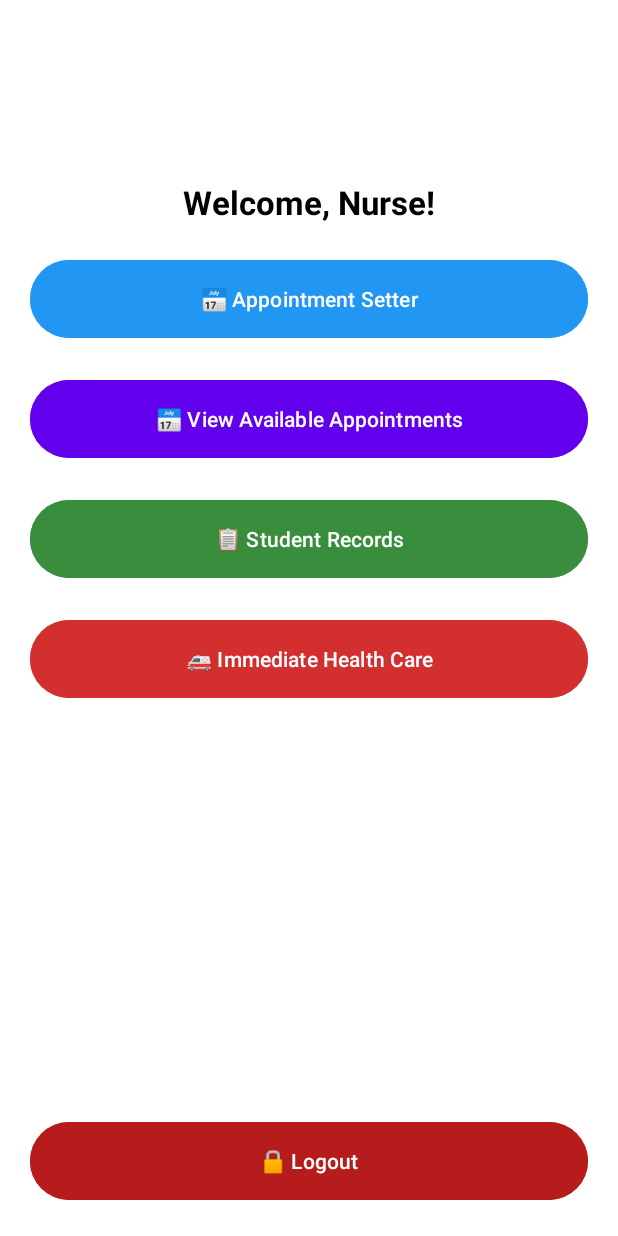
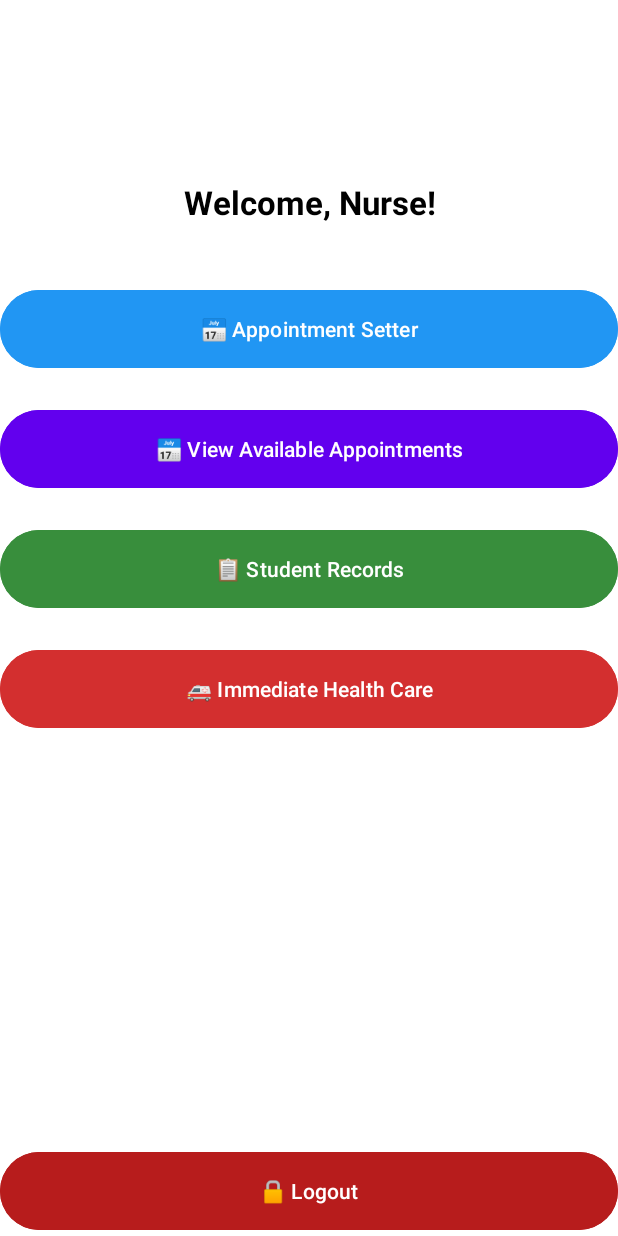
Before and after one commit to Zosa-jkl/SchoolClinicApp, an Android app: the NurseHomeActivity screen opened directly, with no data from a screen before it, on a phone screen of 412 x 824 dp. Run offline under Robolectric (Android 15) with nearby library versions, the phone set to English and light mode, and no system bars; our stand-ins replace Firebase (no records; nobody signed in at launch, a user with empty details on screens opened directly).

Commit message:
very much updated need design tho

```diff
--- a/app/src/main/res/layout/activity_nurse_home.xml
+++ b/app/src/main/res/layout/activity_nurse_home.xml
@@ -10,8 +10,6 @@
 
     <!-- Header Section -->
 
-    <!-- Appointment Setter Button -->
-
     <TextView
         android:id="@+id/nurseWelcomeText"
         android:layout_width="wrap_content"
@@ -23,29 +21,15 @@
         android:textSize="22sp"
         android:textStyle="bold"
         app:layout_constraintEnd_toEndOf="parent"
-        app:layout_constraintHorizontal_bias="0.497"
         app:layout_constraintStart_toStartOf="parent"
         app:layout_constraintTop_toTopOf="parent" />
 
-    <Button
-        android:id="@+id/btnAvailableAppointments"
-        android:layout_width="0dp"
-        android:layout_height="60dp"
-        android:layout_margin="20dp"
-        android:layout_marginTop="24dp"
-        android:backgroundTint="@color/purple_500"
-        android:text="📅 View Available Appointments"
-        android:textColor="@color/white"
-        app:layout_constraintEnd_toEndOf="parent"
-        app:layout_constraintStart_toStartOf="parent"
-        app:layout_constraintTop_toBottomOf="@+id/btnAppointmentSetter" />
-
+    <!-- Appointment Setter Button -->
     <Button
         android:id="@+id/btnAppointmentSetter"
         android:layout_width="0dp"
         android:layout_height="60dp"
-        android:layout_margin="20dp"
-        android:layout_marginTop="16dp"
+        android:layout_marginTop="40dp"
         android:backgroundTint="@color/blue"
         android:text="📅 Appointment Setter"
         android:textColor="@color/white"
@@ -53,35 +37,44 @@
         app:layout_constraintStart_toStartOf="parent"
         app:layout_constraintTop_toBottomOf="@id/nurseWelcomeText" />
 
+    <!-- View Available Appointments Button -->
+    <Button
+        android:id="@+id/btnAvailableAppointments"
+        android:layout_width="0dp"
+        android:layout_height="60dp"
+        android:layout_marginTop="20dp"
+        android:backgroundTint="@color/purple_500"
+        android:text="📅 View Available Appointments"
+        android:textColor="@color/white"
+        app:layout_constraintEnd_toEndOf="parent"
+        app:layout_constraintStart_toStartOf="parent"
+        app:layout_constraintTop_toBottomOf="@id/btnAppointmentSetter" />
+
+    <!-- Student Records Button -->
     <Button
         android:id="@+id/btnStudentRecords"
         android:layout_width="0dp"
         android:layout_height="60dp"
-        android:layout_margin="20dp"
         android:layout_marginTop="20dp"
         android:backgroundTint="@color/green"
         android:text="📋 Student Records"
         android:textColor="@color/white"
         app:layout_constraintEnd_toEndOf="parent"
         app:layout_constraintStart_toStartOf="parent"
-        app:layout_constraintTop_toBottomOf="@+id/btnAvailableAppointments" />
+        app:layout_constraintTop_toBottomOf="@id/btnAvailableAppointments" />
 
+    <!-- Immediate Health Care Button -->
     <Button
         android:id="@+id/btnImmediateCare"
         android:layout_width="0dp"
         android:layout_height="60dp"
-        android:layout_margin="20dp"
+        android:layout_marginTop="20dp"
         android:backgroundTint="@color/red"
         android:text="🚑 Immediate Health Care"
         android:textColor="@color/white"
         app:layout_constraintEnd_toEndOf="parent"
-        app:layout_constraintHorizontal_bias="0.6"
         app:layout_constraintStart_toStartOf="parent"
-        app:layout_constraintTop_toBottomOf="@+id/btnStudentRecords" />
-
-    <!-- Immediate Health Care Button -->
-
-    <!-- Student Records Button -->
+        app:layout_constraintTop_toBottomOf="@id/btnStudentRecords" />
 
     <!-- Logout Button -->
     <Button
@@ -94,6 +87,6 @@
         app:layout_constraintBottom_toBottomOf="parent"
         app:layout_constraintStart_toStartOf="parent"
         app:layout_constraintEnd_toEndOf="parent"
-        android:layout_margin="20dp"/>
+        android:layout_marginTop="20dp"/>
 
 </androidx.constraintlayout.widget.ConstraintLayout>
```
Also changed, not shown: app/src/main/AndroidManifest.xml (+3 -14 lines), app/src/main/res/layout/activity_login.xml (+7 -0 lines), app/src/main/res/layout/activity_main.xml (+17 -3 lines), app/src/main/res/drawable/applogo.png (added).
